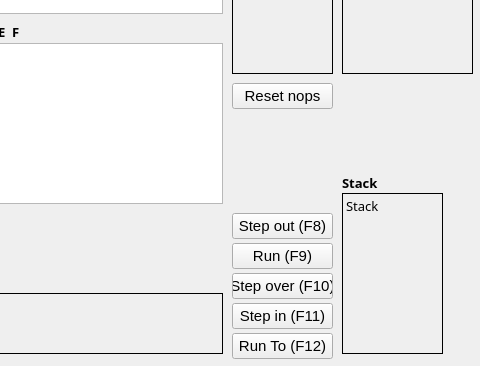
abalore/Cadence, file Debugger.ui: the form before one commit; both pictures show x 258 to 738 and y 257 to 623 of the 738 by 623 pixel window.
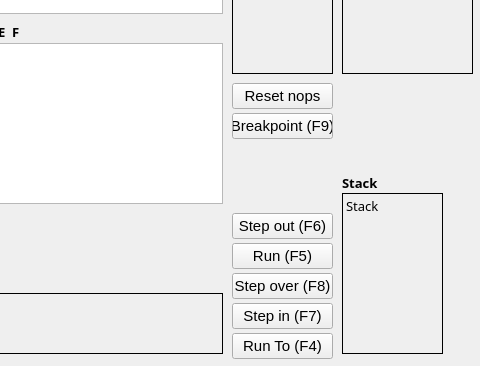
The form after the commit.

```diff
--- a/Debugger.ui
+++ b/Debugger.ui
@@ -159,7 +159,7 @@
     <enum>Qt::NoFocus</enum>
    </property>
    <property name="text">
-    <string>Step in (F11)</string>
+    <string>Step in (F7)</string>
    </property>
   </widget>
   <widget class="QPushButton" name="btnStepOut">
@@ -181,7 +181,7 @@
     <enum>Qt::NoFocus</enum>
    </property>
    <property name="text">
-    <string>Step out (F8)</string>
+    <string>Step out (F6)</string>
    </property>
   </widget>
   <widget class="QPushButton" name="btnRun">
@@ -203,7 +203,7 @@
     <enum>Qt::NoFocus</enum>
    </property>
    <property name="text">
-    <string>Run (F9)</string>
+    <string>Run (F5)</string>
    </property>
   </widget>
   <widget class="QPushButton" name="btnStepOver">
@@ -225,7 +225,7 @@
     <enum>Qt::NoFocus</enum>
    </property>
    <property name="text">
-    <string>Step over (F10)</string>
+    <string>Step over (F8)</string>
    </property>
   </widget>
   <widget class="QListView" name="listDisassembly">
@@ -321,7 +321,7 @@
     <enum>Qt::NoFocus</enum>
    </property>
    <property name="text">
-    <string>Run To (F12)</string>
+    <string>Run To (F4)</string>
    </property>
   </widget>
   <widget class="QLabel" name="label">
@@ -404,6 +404,28 @@
     <string>Stack</string>
    </property>
   </widget>
+  <widget class="QPushButton" name="btnToggleBreakpoint">
+   <property name="geometry">
+    <rect>
+     <x>490</x>
+     <y>370</y>
+     <width>101</width>
+     <height>26</height>
+    </rect>
+   </property>
+   <property name="font">
+    <font>
+     <family>Ubuntu</family>
+     <pointsize>11</pointsize>
+    </font>
+   </property>
+   <property name="focusPolicy">
+    <enum>Qt::NoFocus</enum>
+   </property>
+   <property name="text">
+    <string>Breakpoint (F9)</string>
+   </property>
+  </widget>
   <widget class="QPushButton" name="btnResetNops">
    <property name="geometry">
     <rect>
```
